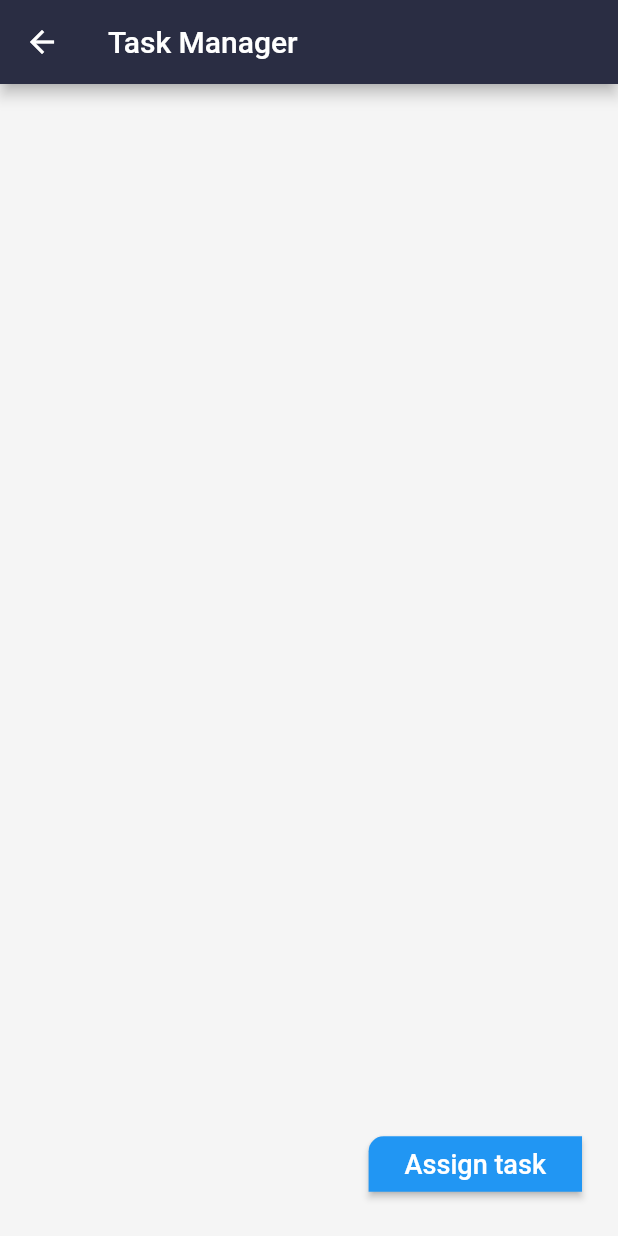
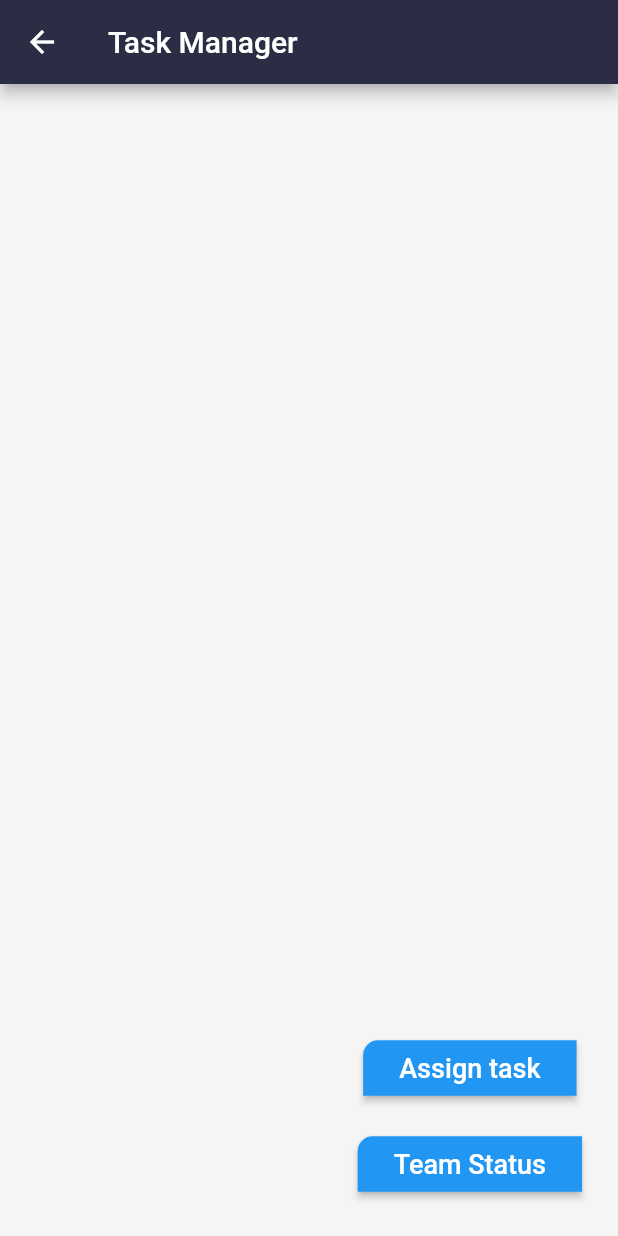
Before and after one commit to shahin0503/assignment6, a Flutter app: the TaskView screen opened by its route, on a phone screen of 412 x 824 dp. Run offline on Flutter 3.47's test engine with Material 2 defaults, Android fonts, the phone set to English and light mode, and no system bars; our stand-ins replace cloud_firestore, country_code_picker, equatable, firebase_auth, firebase_core, firebase_storage and 4 more; accounts and stored records are empty.

Commit message:
task status implementation

```diff
--- a/lib/constants/routes.dart
+++ b/lib/constants/routes.dart
@@ -6,3 +6,4 @@ const chatRoute = '/Chat/';
 const chatDetailRoute = '/Chat-Detail/';
 const taskRoute = '/Task/';
 const assignTaskRoute = '/Assign-Task/';
+const teamStatusRoute = '/Team-Status/';
--- a/lib/main.dart
+++ b/lib/main.dart
@@ -14,6 +14,7 @@ import 'package:assignment6/view/auth/sign_up_view.dart';
 import 'package:assignment6/view/splash_page.dart';
 import 'package:assignment6/view/task/assign_task_view.dart';
 import 'package:assignment6/view/task/task_view.dart';
+import 'package:assignment6/view/task/team_status_view.dart';
 import 'package:cloud_firestore/cloud_firestore.dart';
 import 'package:firebase_auth/firebase_auth.dart';
 import 'package:firebase_core/firebase_core.dart';
@@ -87,6 +88,7 @@ class MyApp extends StatelessWidget {
             ),
         taskRoute: (context) => const TaskView(),
         assignTaskRoute: (context) => const AssignTaskView(),
+        teamStatusRoute: (context) => const TeamStatusView(),
       },
       home: const SplashPage(),
     );
--- a/lib/view/task/assign_task_view.dart
+++ b/lib/view/task/assign_task_view.dart
@@ -100,8 +100,8 @@ class _AssignTaskViewState extends State<AssignTaskView> {
           }
 
           await FirebaseFirestore.instance.collection('tasks').add({
-            'taskname': taskName,
-            'assignedusers': assignedUsersMap,
+            'taskName': taskName,
+            'assignedUsers': assignedUsersMap,
           });
 
           setState(() {
--- a/lib/view/task/task_view.dart
+++ b/lib/view/task/task_view.dart
@@ -33,9 +33,9 @@ class _TaskViewState extends State<TaskView> {
 
           for (var task in tasks!) {
             var taskData = task.data() as Map<String, dynamic>;
-            var taskName = taskData['taskname'] as String;
+            var taskName = taskData['taskName'] as String;
             var assignedUsers =
-                taskData['assignedusers'] as Map<String, dynamic>;
+                taskData['assignedUsers'] as Map<String, dynamic>;
 
             // Check if the logged-in user is assigned to the task
             if (assignedUsers.containsKey(user?.uid)) {
@@ -56,7 +56,7 @@ class _TaskViewState extends State<TaskView> {
                         .collection('tasks')
                         .doc(task.id)
                         .update({
-                      'assignedusers.${user?.uid}': value,
+                      'assignedUsers.${user?.uid}': value,
                     });
                   },
                 ),
@@ -72,7 +72,10 @@ class _TaskViewState extends State<TaskView> {
               });
         },
       ),
-      floatingActionButton: Padding(
+      floatingActionButton: Column(
+        mainAxisAlignment: MainAxisAlignment.end,
+        children: [
+          Padding(
             padding: const EdgeInsets.all(8.0),
             child: ElevatedButton(
               onPressed: () {
@@ -94,6 +97,30 @@ class _TaskViewState extends State<TaskView> {
               ),
             ),
           ),
+          Padding(
+            padding: const EdgeInsets.all(8.0),
+            child: ElevatedButton(
+              onPressed: () {
+                Navigator.of(context).pushNamed(teamStatusRoute);
+              },
+              style: ElevatedButton.styleFrom(
+                shape: const RoundedRectangleBorder(
+                  borderRadius: BorderRadius.only(topLeft: Radius.circular(10)),
+                ),
+              ),
+              child: const Padding(
+                padding: EdgeInsets.all(8.0),
+                child: Text(
+                  'Team Status',
+                  style: TextStyle(
+                    fontSize: 18.0, // Adjust the font size as needed
+                  ),
+                ),
+              ),
+            ),
+          ),
+        ],
+      ),
     );
   }
 }
```
Also changed, not shown: lib/view/task/team_status_view.dart (added, +145 -0 lines). Lines whose indentation alone changed are shown as unchanged.
